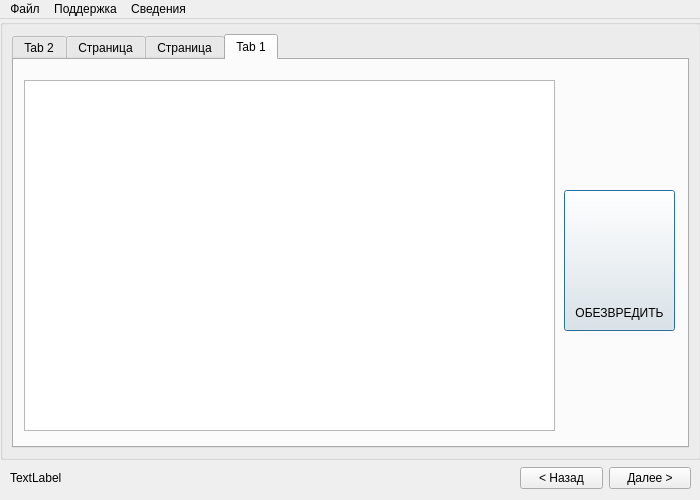
Before: the Qt Designer form ui/mainwindow.ui in badcast/adskiller, drawn with Qt 5.
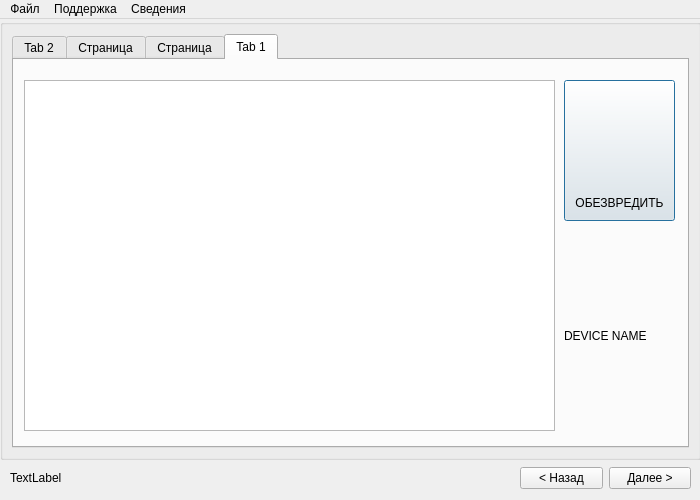
After: the same form once the commit is applied. The open tabs and pages were chosen to show the change. Icons and pictures are not drawn.

The edit to the form file:
```diff
--- a/ui/mainwindow.ui
+++ b/ui/mainwindow.ui
@@ -89,9 +89,6 @@
        <property name="whatsThis">
         <string>&lt;html&gt;&lt;head/&gt;&lt;body&gt;&lt;p&gt;&lt;br/&gt;&lt;/p&gt;&lt;/body&gt;&lt;/html&gt;</string>
        </property>
-       <property name="tabShape">
-        <enum>QTabWidget::Rounded</enum>
-       </property>
        <property name="currentIndex">
         <number>0</number>
        </property>
@@ -465,7 +462,7 @@
          <property name="geometry">
           <rect>
            <x>550</x>
-           <y>130</y>
+           <y>20</y>
            <width>111</width>
            <height>141</height>
           </rect>
@@ -503,6 +500,22 @@
           <bool>false</bool>
          </property>
         </widget>
+        <widget class="QLabel" name="label_6">
+         <property name="geometry">
+          <rect>
+           <x>550</x>
+           <y>180</y>
+           <width>111</width>
+           <height>191</height>
+          </rect>
+         </property>
+         <property name="styleSheet">
+          <string notr="true">writing-mode: vertical-rl;</string>
+         </property>
+         <property name="text">
+          <string>DEVICE NAME</string>
+         </property>
+        </widget>
        </widget>
       </widget>
      </item>
```
Left out of the diff: 5 changed lines with no effect on the pictures.
